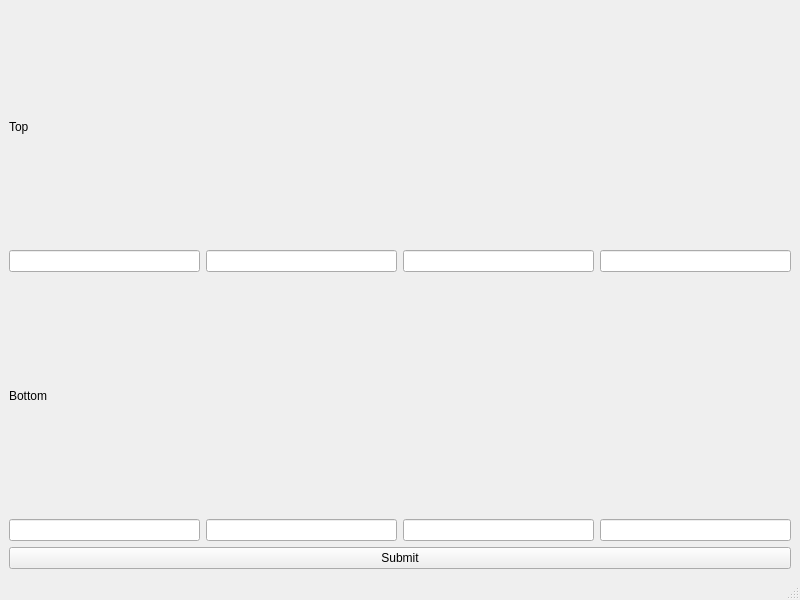
The window that mining.ui (amithreddy/ground-control-tool) describes before a commit, drawn with Qt 5.
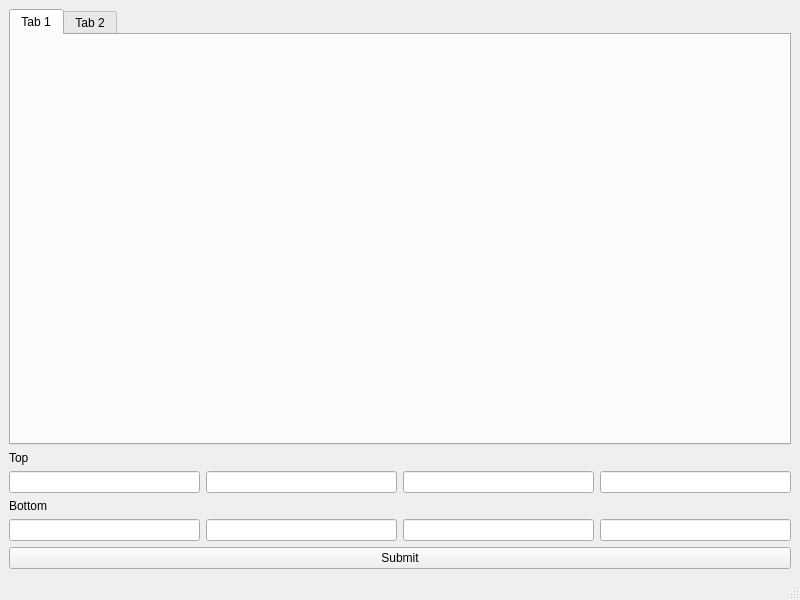
The same window after the commit.

Diff of the .ui file:
```diff
--- a/mining.ui
+++ b/mining.ui
@@ -17,6 +17,23 @@
    <layout class="QVBoxLayout" name="verticalLayout_3">
     <item>
      <layout class="QVBoxLayout" name="verticalLayout">
+      <item>
+       <widget class="QTabWidget" name="tabWidget">
+        <property name="currentIndex">
+         <number>0</number>
+        </property>
+        <widget class="QWidget" name="tab">
+         <attribute name="title">
+          <string>Tab 1</string>
+         </attribute>
+        </widget>
+        <widget class="QWidget" name="tab_2">
+         <attribute name="title">
+          <string>Tab 2</string>
+         </attribute>
+        </widget>
+       </widget>
+      </item>
       <item>
        <widget class="QLabel" name="label">
         <property name="text">
```
